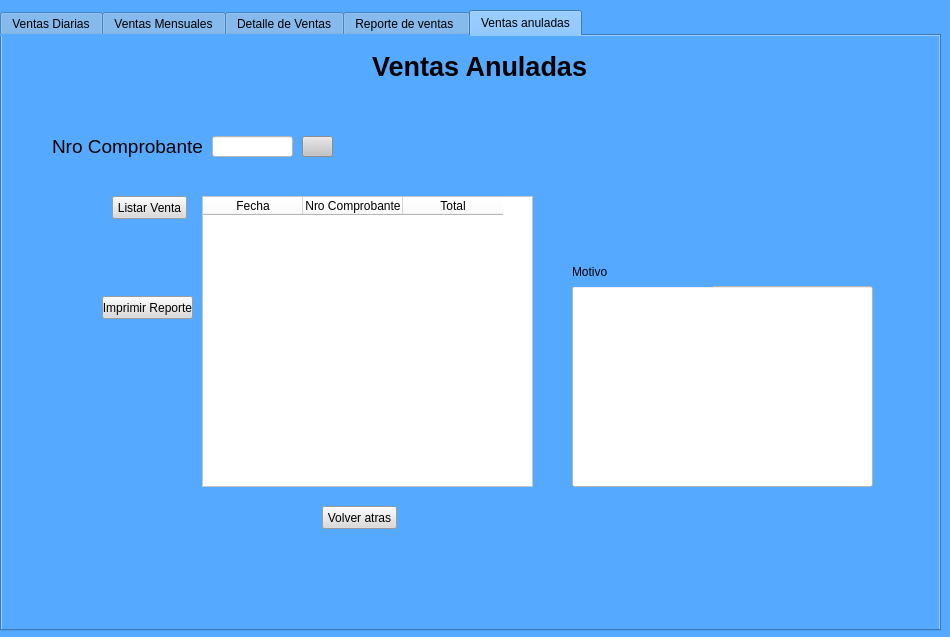
Miguel8819/Sistema_TweetyTesis, file Views/informeDeVentas.ui: the form before one commit.
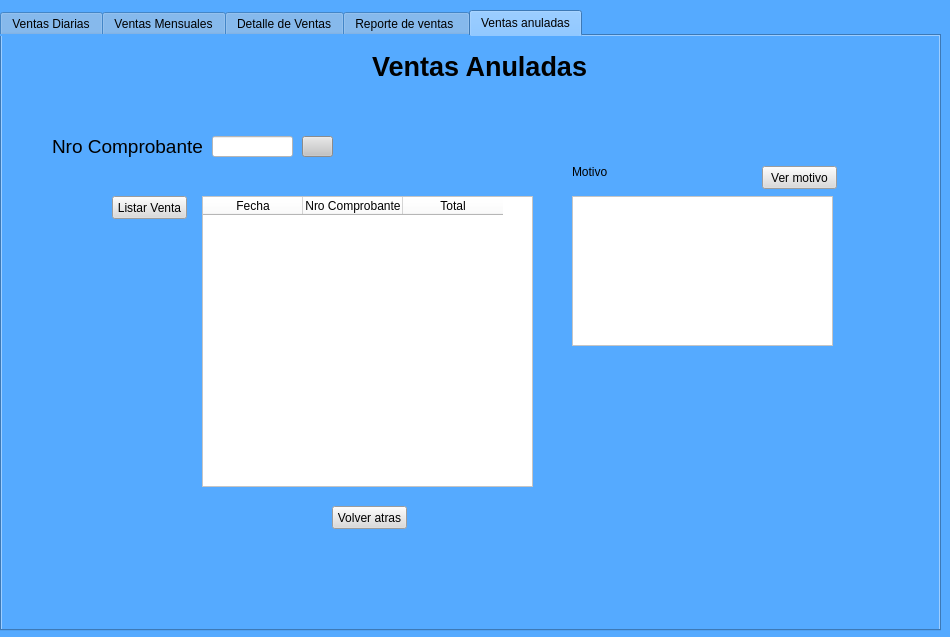
The form after the commit. The open tabs and pages were chosen to show the change. Icons and pictures are not drawn.

Commit message: Anulacion de venta e interfaz de motivo de anulacion

The edit to the form file:
```diff
--- a/Views/informeDeVentas.ui
+++ b/Views/informeDeVentas.ui
@@ -829,7 +829,7 @@
     <widget class="QPushButton" name="Btn_volver_5">
      <property name="geometry">
       <rect>
-       <x>320</x>
+       <x>330</x>
        <y>470</y>
        <width>75</width>
        <height>23</height>
@@ -842,22 +842,6 @@
       <string>Volver atras</string>
      </property>
     </widget>
-    <widget class="QPushButton" name="btn_imprimir_2">
-     <property name="geometry">
-      <rect>
-       <x>100</x>
-       <y>260</y>
-       <width>91</width>
-       <height>23</height>
-      </rect>
-     </property>
-     <property name="styleSheet">
-      <string notr="true">background-color: rgb(218, 218, 218);</string>
-     </property>
-     <property name="text">
-      <string>Imprimir Reporte</string>
-     </property>
-    </widget>
     <widget class="QLabel" name="label_15">
      <property name="geometry">
       <rect>
@@ -928,27 +912,11 @@
       <string>Listar Venta</string>
      </property>
     </widget>
-    <widget class="QLineEdit" name="read_motivo">
-     <property name="geometry">
-      <rect>
-       <x>570</x>
-       <y>250</y>
-       <width>301</width>
-       <height>201</height>
-      </rect>
-     </property>
-     <property name="styleSheet">
-      <string notr="true">background-color: rgb(255, 255, 255);</string>
-     </property>
-     <property name="maxLength">
-      <number>100</number>
-     </property>
-    </widget>
     <widget class="QLabel" name="label">
      <property name="geometry">
       <rect>
        <x>570</x>
-       <y>220</y>
+       <y>120</y>
        <width>141</width>
        <height>31</height>
       </rect>
@@ -1023,6 +991,41 @@
       <string>Nro Comprobante</string>
      </property>
     </widget>
+    <widget class="QTextEdit" name="motivo_anulacion">
+     <property name="geometry">
+      <rect>
+       <x>570</x>
+       <y>160</y>
+       <width>261</width>
+       <height>150</height>
+      </rect>
+     </property>
+     <property name="maximumSize">
+      <size>
+       <width>300</width>
+       <height>150</height>
+      </size>
+     </property>
+     <property name="styleSheet">
+      <string notr="true">background-color: rgb(255, 255, 255);</string>
+     </property>
+    </widget>
+    <widget class="QPushButton" name="btn_verMotivo">
+     <property name="geometry">
+      <rect>
+       <x>760</x>
+       <y>130</y>
+       <width>75</width>
+       <height>23</height>
+      </rect>
+     </property>
+     <property name="styleSheet">
+      <string notr="true">background-color: rgb(218, 218, 218);</string>
+     </property>
+     <property name="text">
+      <string>Ver motivo</string>
+     </property>
+    </widget>
    </widget>
   </widget>
  </widget>
```
The commit also changes 8 other files.
